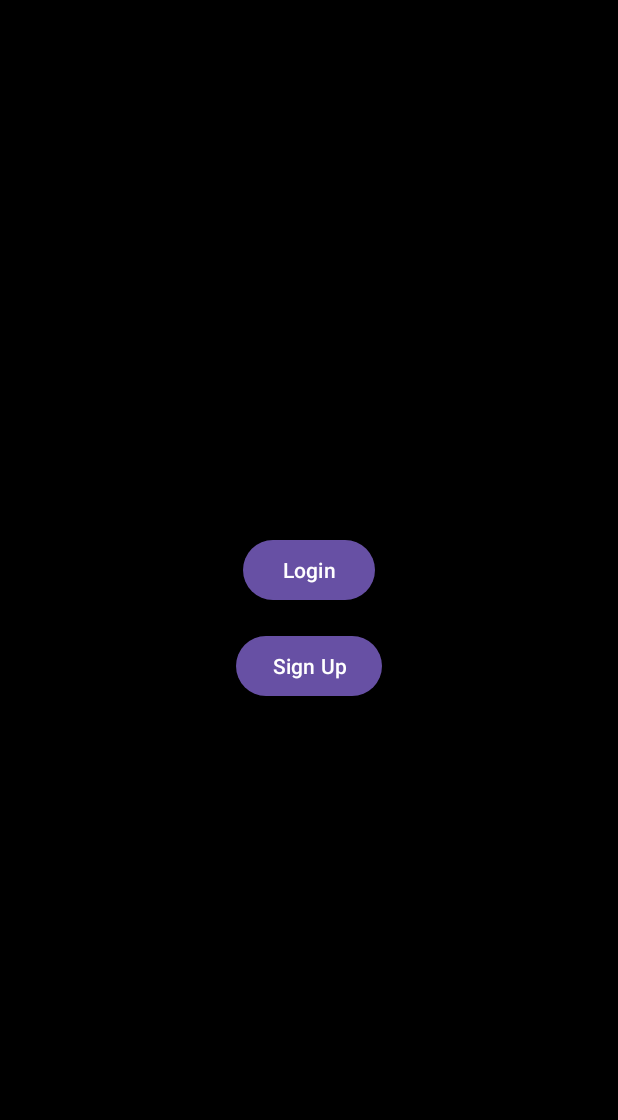
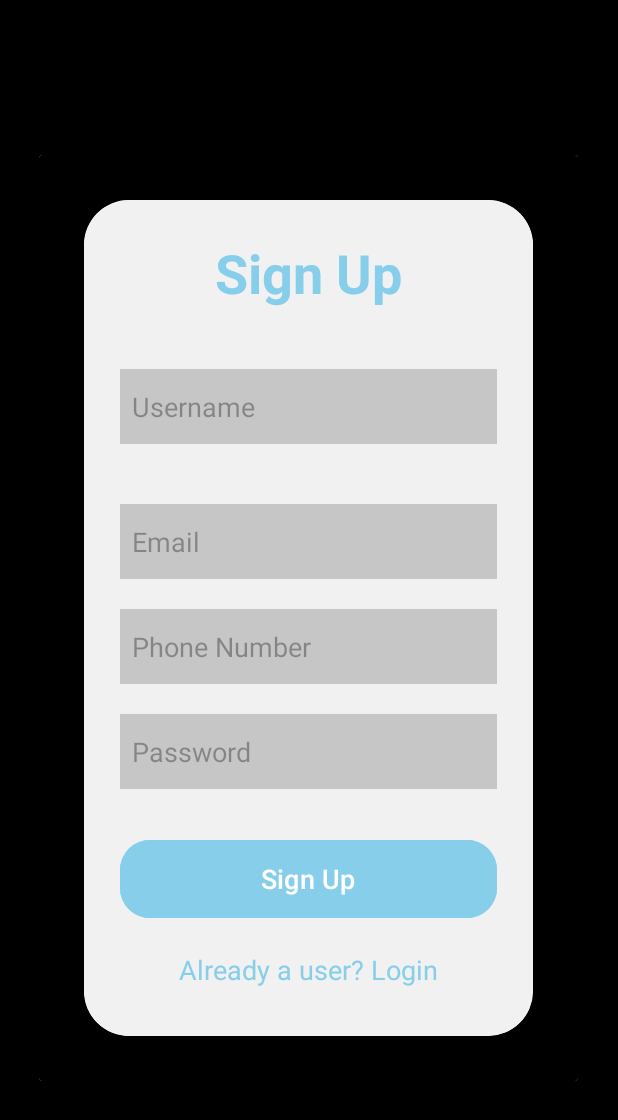
Before and after one commit to AliAngelinaaa/AlertApp, an Android app: the screen it shows after launch (OpeningScreenActivity), after a tap on "Sign Up", on a phone screen of 412 x 824 dp. Shown: the top 1120 px of the screen. Run offline under Robolectric (Android 15) with nearby library versions, the phone set to English and light mode, and no system bars.

Commit message:
fixed the signing in button and login id

```diff
--- a/app/src/main/java/com/example/alertapp/MainActivity.java
+++ b/app/src/main/java/com/example/alertapp/MainActivity.java
@@ -22,7 +22,7 @@ public class MainActivity extends AppCompatActivity {
         changeMessageButton.setOnClickListener(new View.OnClickListener() {
             @Override
             public void onClick(View v) {
-                Intent intent = new Intent(MainActivity.this, MessageChange.class); // Replace CurrentActivity with your current activity and ChangeMessageActivity with the desired activity
+                Intent intent = new Intent(MainActivity.this, MessageChange.class);
                 startActivity(intent);
             }
         });
@@ -30,7 +30,6 @@ public class MainActivity extends AppCompatActivity {
         findViewById(R.id.manage_contacts_button).setOnClickListener(new View.OnClickListener() {
             @Override
             public void onClick(View view) {
-                // Open the manage contacts activity.
                 startActivity(new Intent(MainActivity.this, ManageContacts.class));
             }
         });
--- a/app/src/main/java/com/example/alertapp/OpeningScreenActivity.java
+++ b/app/src/main/java/com/example/alertapp/OpeningScreenActivity.java
@@ -23,7 +23,16 @@ public class OpeningScreenActivity extends AppCompatActivity {
         View dialogView = inflater.inflate(R.layout.popup_login, null);
         builder.setView(dialogView);
 
-        // Set up your popup UI elements and logic here
+        AlertDialog dialog = builder.create();
+        dialog.show();
+    }
+
+    public void openSignPopup(View view) {
+        AlertDialog.Builder builder = new AlertDialog.Builder(this);
+        LayoutInflater inflater = this.getLayoutInflater();
+        View dialogView = inflater.inflate(R.layout.popup_signup, null);
+        builder.setView(dialogView);
+
 
         AlertDialog dialog = builder.create();
         dialog.show();
--- a/app/src/main/res/layout/activity_opening_screen.xml
+++ b/app/src/main/res/layout/activity_opening_screen.xml
@@ -7,7 +7,7 @@
     android:gravity="center"
     android:background="#000000">
     <Button
-        android:id="@+id/signingin_button"
+        android:id="@+id/loggingin_button"
         android:layout_width="wrap_content"
         android:layout_height="wrap_content"
         android:text="Login"
@@ -16,10 +16,10 @@
         android:onClick="openLoginPopup" />
 
     <Button
-        android:id="@+id/login_button"
+        android:id="@+id/signingin_button"
         android:layout_width="wrap_content"
         android:layout_height="wrap_content"
-        android:layout_below="@id/signingin_button"
+        android:layout_below="@id/loggingin_button"
         android:layout_centerHorizontal="true"
         android:onClick="openSignPopup"
         android:text="Sign Up" />
```
Also changed, not shown: app/src/main/java/com/example/alertapp/MessageChange.java (+10 -1 lines).
